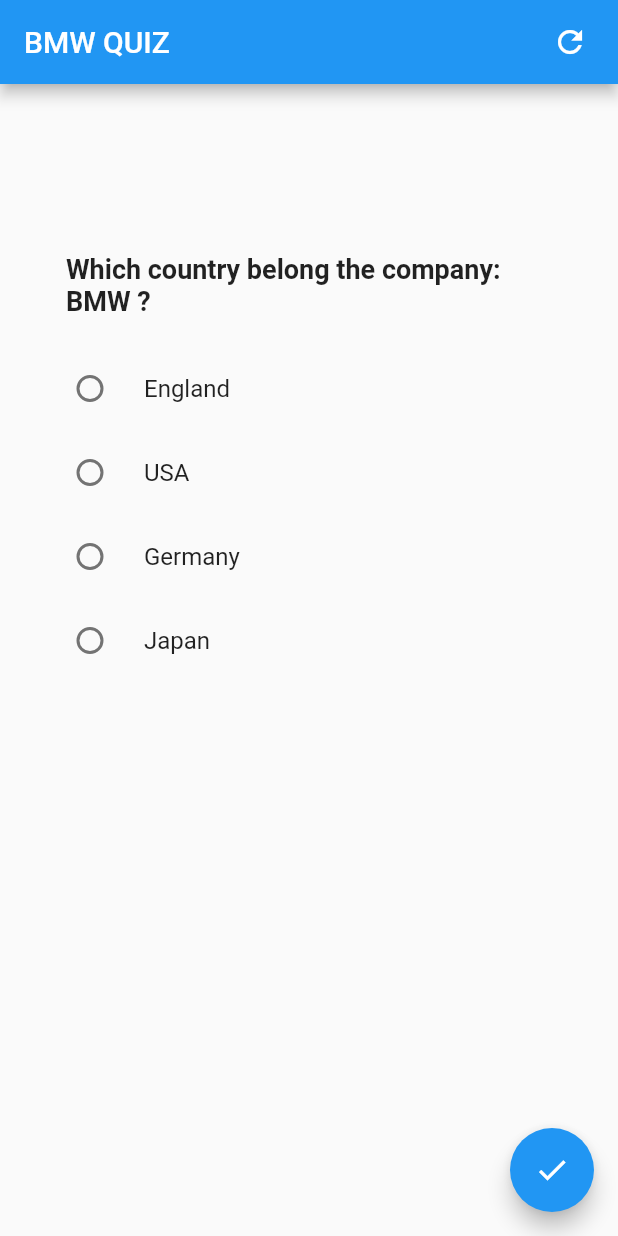
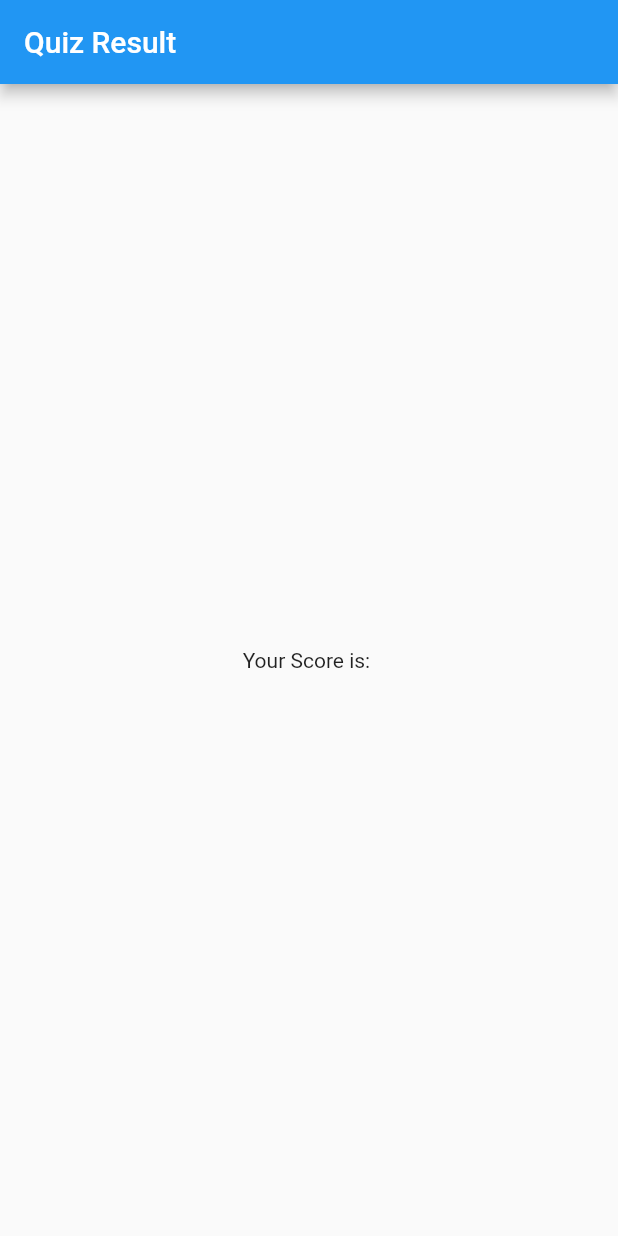
Before and after one commit to FlavioHeartnet/BMWQUIZ, a Flutter app: the screen it shows after launch, on a phone screen of 412 x 824 dp. Run offline on Flutter 3.47's test engine with Material 2 defaults, Android fonts, the phone set to English and light mode, and no system bars.

Commit message:
clean code

```diff
--- a/lib/main.dart
+++ b/lib/main.dart
@@ -1,202 +1,16 @@
-import 'dart:async';
-import 'dart:math';
-import 'package:bmwquiz/options.dart';
-import 'package:bmwquiz/question.dart';
+import 'package:bmwquiz/ui/finalScore.dart';
+import 'package:bmwquiz/ui/home.dart';
 import 'package:flutter/material.dart';
 
 void main() {
-  runApp(MyApp());
-}
-
-class MyApp extends StatelessWidget {
-  // This widget is the root of your application.
-  @override
-  Widget build(BuildContext context) {
-    return MaterialApp(
-      title: 'Flutter',
+  runApp(MaterialApp(
+      title: 'Car Quiz',
       theme: ThemeData(
 
         primarySwatch: Colors.blue,
 
         visualDensity: VisualDensity.adaptivePlatformDensity,
       ),
-      home: MyHomePage(title: 'BMW QUIZ'),
-    );
-  }
+      home: FinalScore(),
+    ));
 }
-
-
-class MyHomePage extends StatefulWidget {
-  MyHomePage({Key? key, this.title}) : super(key: key);
-
-  final String? title;
-
-  @override
-  _MyHomePageState createState() => _MyHomePageState();
-}
-
-class _MyHomePageState extends State<MyHomePage> {
-  int score = 0;
-  late List<Options> options;
-  List<Questions>? questions;
-  Options? selectedOptions;
-  bool _visible = true;
-  bool _visibleResult = false;
-  final _random = new Random();
-  Questions elementQuestion = new Questions(id: 0,question: "",anwser: "");
-  List<Questions>? questionsAnwsered;
-  late Timer _timer;
-
-  _startTimer(){
-    _timer = Timer.periodic(Duration(milliseconds: 1000), (timer) {
-      setState(() {
-        if(!_visible) {
-          _visible = true;
-          if (selectedOptions!.option == elementQuestion.anwser) {
-            score += 20;
-          }
-          questions!.remove(elementQuestion);
-          if (questions!.length == 0 || questions == null) {
-            _visible = false;
-            print("Sua pontuação é: $score");
-            _visibleResult = true;
-            _timer.cancel();
-          } else {
-            elementQuestion = questions![_random.nextInt(questions!.length)];
-          }
-        }else{
-          _timer.cancel();
-        }
-      });
-    });
-  }
-
-  void _saveAnser(){
-    setState(() {
-      _visible = false;
-      if(!_visibleResult) {
-        _startTimer();
-      }
-    });
-
-  }
-
-  @override
-  void initState(){
-    super.initState();
-    options = Options.getOptions();
-    initQuiz();
-  }
-
-  void initQuiz() async{
-    questions = await Questions.getAnwsers();
-    setState(()  {
-      elementQuestion = questions![_random.nextInt(questions!.length)];
-      score = 0;
-      _visibleResult = false;
-      _timer = Timer.periodic(Duration(milliseconds: 500), (timer) {
-        setState(() {
-          if(!_visible){
-            _visible = true;
-            _timer.cancel();
-          }else{
-            _timer.cancel();
-          }
-        });
-      });
-
-    });
-
-  }
-
-  setSelectedOptions(Options? q){
-    setState(() {
-      selectedOptions = q;
-    });
-  }
-
-
-  List<Widget> createRadioList(){
-
-      List<Widget> widgets = [];
-      for(Options q in options){
-        widgets.add(
-          RadioListTile(
-            value: q,
-            title: Text(q.option!),
-            groupValue: selectedOptions,
-            onChanged: (dynamic currentOption){
-              setSelectedOptions(currentOption);
-            },
-            selected: selectedOptions == q,
-          )
-        );
-      }
-
-      return widgets;
-  }
-
-  @override
-  Widget build(BuildContext context) {
-
-    return Scaffold(
-      appBar: AppBar(
-        actions: <Widget>[
-          Padding(
-            padding: EdgeInsets.only(right: 20.0),
-            child: GestureDetector(
-              onTap: () {
-                initQuiz();
-              },
-              child: Icon(
-                Icons.refresh
-              ),
-            ),
-          )
-        ],
-        title: Text(widget.title!),
-      ),
-      body: Column(
-        children: [
-          AnimatedOpacity(
-            opacity: _visibleResult ? 1.0 : 0.0,
-            duration: Duration(milliseconds: 100),
-            child: Container(
-              padding: EdgeInsets.all(24.0),
-              child: Text("Your Score is: $score%",
-                style: TextStyle(fontSize: 18.0, fontWeight: FontWeight.bold),
-              ),
-            ),
-          ),
-          Container(
-            margin: EdgeInsets.all(24),
-            child: AnimatedOpacity(
-              opacity: _visible ? 1.0 : 0.0,
-              duration: Duration(milliseconds: 200),
-              child: Column(
-                mainAxisAlignment: MainAxisAlignment.center,
-                children: <Widget>[
-                  Container(
-                    padding: EdgeInsets.all(20.0),
-                    child: Text(
-                      "Which country belong the company: ${elementQuestion.question} ?", style: TextStyle(fontSize: 18.0, fontWeight: FontWeight.bold),
-                    ),
-                  ),
-                  Column(
-                    children: createRadioList(),
-                  ),
-                ],
-              ),
-            ),
-
-          ),
-        ],
-      ),
-      floatingActionButton: FloatingActionButton(
-        onPressed: _saveAnser,
-        tooltip: 'Save',
-        child: Icon(Icons.check),
-      ), // This trailing comma makes auto-formatting nicer for build methods.
-    );
-  }
-}
--- /dev/null
+++ b/lib/model/score.dart
@@ -0,0 +1,9 @@
+import 'package:bmwquiz/model/question.dart';
+
+class Score {
+  int finalScore;
+  List<Questions?>? anwser;
+
+  Score({this.finalScore = 0, this.anwser});
+
+}
--- /dev/null
+++ b/lib/ui/finalScore.dart
@@ -0,0 +1,35 @@
+import 'package:bmwquiz/model/score.dart';
+import 'package:flutter/material.dart';
+
+class FinalScore extends StatefulWidget{
+
+  final Score? score;
+
+  FinalScore({this.score});
+
+  @override
+  _FinalScorePageState createState() => _FinalScorePageState();
+
+}
+
+class _FinalScorePageState extends State<FinalScore>{
+
+  @override
+  Widget build(BuildContext context){
+    return Scaffold(
+      appBar: AppBar(
+        title: Text("Quiz Result"),
+      ),
+      body: Center(
+        child: Column(
+          children: [
+            Text("Your Score is: ")
+
+          ],
+          mainAxisAlignment: MainAxisAlignment.center,
+        ),
+      ),
+    );
+  }
+
+}
```
Also changed, not shown: lib/ui/home.dart (added, +189 -0 lines), lib/model/options.dart (renamed from lib/options.dart), lib/model/question.dart (renamed from lib/question.dart), 3 other files.
